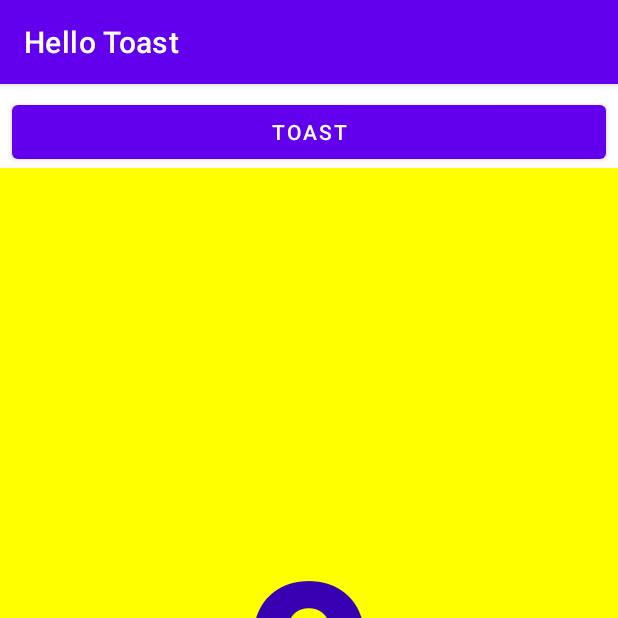
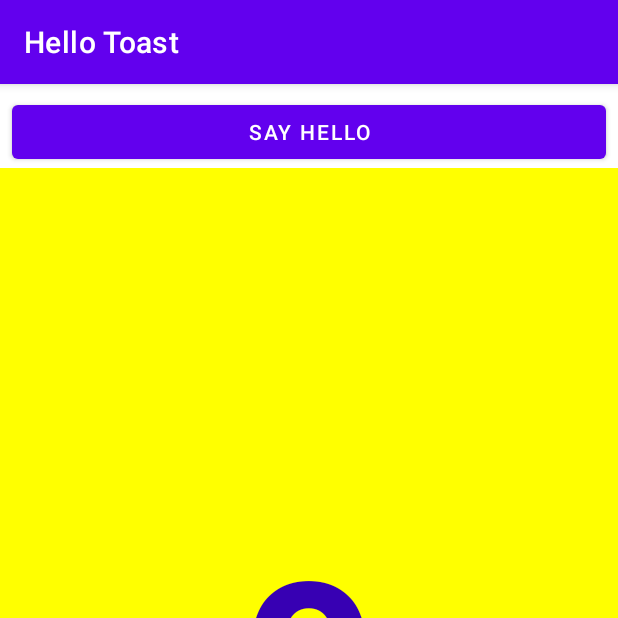
Before and after one commit to bc-dipesh/hello-toast, an Android app: the screen it shows after launch (MainActivity), on a phone screen of 412 x 824 dp, the top half of it. Run offline under Robolectric (Android 15) with nearby library versions, the phone set to English and light mode, and no system bars.

Commit message:
FEAT: Add another activity
Add SecondActivity and display the current count value from MainActivity to SecondActivity with Hello message

```diff
--- a/app/src/main/res/layout-land/activity_main.xml
+++ b/app/src/main/res/layout-land/activity_main.xml
@@ -7,8 +7,8 @@
     tools:context=".MainActivity">
 
     <Button
-        android:id="@+id/button_toast"
-        android:onClick="showToast"
+        android:id="@+id/say_hello"
+        android:onClick="sayHello"
         android:layout_width="0dp"
         android:layout_height="wrap_content"
         android:layout_marginStart="8dp"
@@ -16,7 +16,7 @@
         android:layout_marginTop="8dp"
         android:layout_marginEnd="8dp"
         android:layout_marginRight="8dp"
-        android:text="@string/button_label_toast"
+        android:text="@string/say_hello"
         android:textColor="#FFFFFF"
         app:layout_constraintEnd_toEndOf="parent"
         app:layout_constraintStart_toStartOf="parent"
@@ -50,5 +50,5 @@
         app:layout_constraintBottom_toTopOf="@+id/button_count"
         app:layout_constraintEnd_toEndOf="parent"
         app:layout_constraintStart_toStartOf="parent"
-        app:layout_constraintTop_toBottomOf="@+id/button_toast" />
+        app:layout_constraintTop_toBottomOf="@+id/say_hello" />
 </androidx.constraintlayout.widget.ConstraintLayout>
--- a/app/src/main/res/layout-sw600dp/activity_main.xml
+++ b/app/src/main/res/layout-sw600dp/activity_main.xml
@@ -7,13 +7,13 @@
     tools:context=".MainActivity">
 
     <Button
-        android:id="@+id/button_toast"
+        android:id="@+id/say_hello"
         android:layout_width="wrap_content"
         android:layout_height="wrap_content"
         android:layout_marginStart="8dp"
         android:layout_marginLeft="8dp"
-        android:onClick="showToast"
-        android:text="@string/button_label_toast"
+        android:onClick="sayHello"
+        android:text="@string/say_hello"
         android:textColor="#FFFFFF"
         android:textSize="60sp"
         app:layout_constraintEnd_toStartOf="@+id/button_count"
@@ -30,10 +30,10 @@
         android:onClick="countUp"
         android:text="@string/button_label_count"
         android:textSize="60sp"
-        app:layout_constraintBaseline_toBaselineOf="@+id/button_toast"
+        app:layout_constraintBaseline_toBaselineOf="@+id/say_hello"
         app:layout_constraintEnd_toEndOf="parent"
         app:layout_constraintHorizontal_bias="0.5"
-        app:layout_constraintStart_toEndOf="@+id/button_toast" />
+        app:layout_constraintStart_toEndOf="@+id/say_hello" />
 
     <TextView
         android:id="@+id/show_count"
@@ -48,5 +48,5 @@
         app:layout_constraintBottom_toBottomOf="parent"
         app:layout_constraintEnd_toEndOf="parent"
         app:layout_constraintStart_toStartOf="parent"
-        app:layout_constraintTop_toBottomOf="@+id/button_toast" />
+        app:layout_constraintTop_toBottomOf="@+id/say_hello" />
 </androidx.constraintlayout.widget.ConstraintLayout>
--- a/app/src/main/res/layout/activity_main.xml
+++ b/app/src/main/res/layout/activity_main.xml
@@ -7,8 +7,8 @@
     tools:context=".MainActivity">
 
     <Button
-        android:id="@+id/button_toast"
-        android:onClick="showToast"
+        android:id="@+id/say_hello"
+        android:onClick="sayHello"
         android:layout_width="0dp"
         android:layout_height="wrap_content"
         android:layout_marginStart="8dp"
@@ -16,7 +16,7 @@
         android:layout_marginTop="8dp"
         android:layout_marginEnd="8dp"
         android:layout_marginRight="8dp"
-        android:text="@string/button_label_toast"
+        android:text="@string/say_hello"
         android:textColor="#FFFFFF"
         app:layout_constraintEnd_toEndOf="parent"
         app:layout_constraintStart_toStartOf="parent"
@@ -50,5 +50,5 @@
         app:layout_constraintBottom_toTopOf="@+id/button_count"
         app:layout_constraintEnd_toEndOf="parent"
         app:layout_constraintStart_toStartOf="parent"
-        app:layout_constraintTop_toBottomOf="@+id/button_toast" />
+        app:layout_constraintTop_toBottomOf="@+id/say_hello" />
 </androidx.constraintlayout.widget.ConstraintLayout>
--- a/app/src/main/res/values/strings.xml
+++ b/app/src/main/res/values/strings.xml
@@ -1,7 +1,8 @@
 <resources>
     <string name="app_name">Hello Toast</string>
-    <string name="button_label_toast">Toast</string>
+    <string name="say_hello">Say Hello</string>
     <string name="button_label_count">Count</string>
     <string name="count_initial_value">0</string>
     <string name="toast_message">Hello Toast!</string>
+    <string name="hello_text">Hello!</string>
 </resources>
```
Also changed, not shown: app/src/main/AndroidManifest.xml (+8 -0 lines), app/src/main/java/com/example/hellotoast/MainActivity.java (+5 -3 lines), app/src/main/java/com/example/hellotoast/SecondActivity.java (added, +26 -0 lines), app/src/main/res/layout-sw600dp/activity_second.xml (added, +32 -0 lines), app/src/main/res/layout/activity_second.xml (added, +32 -0 lines).
